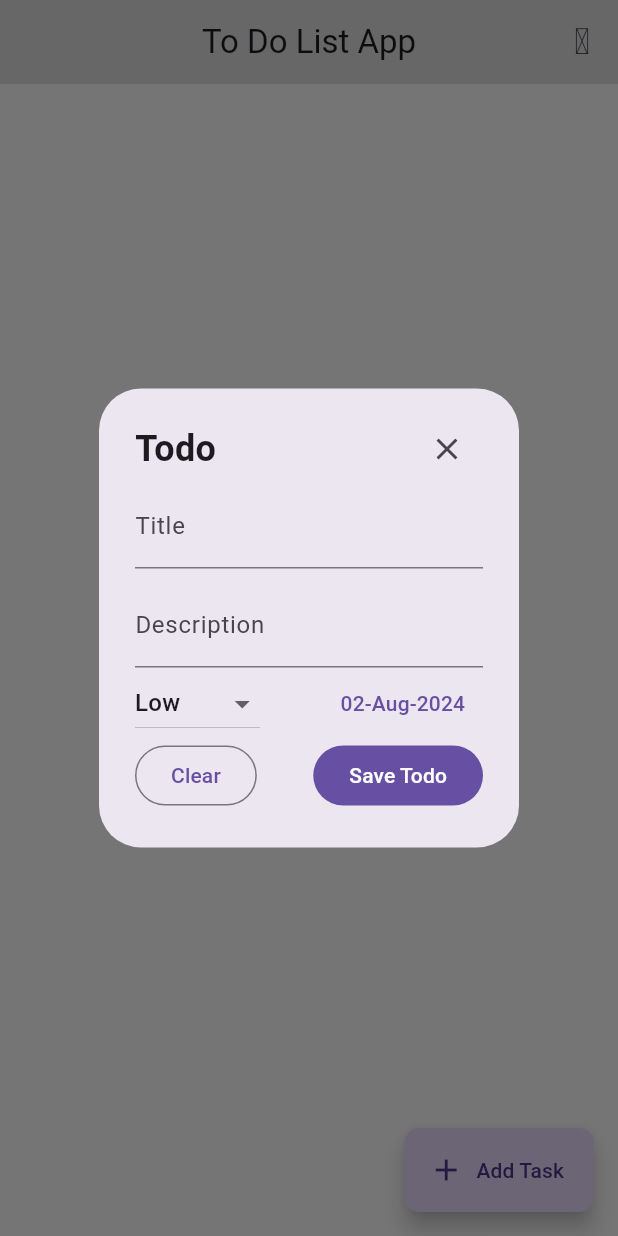
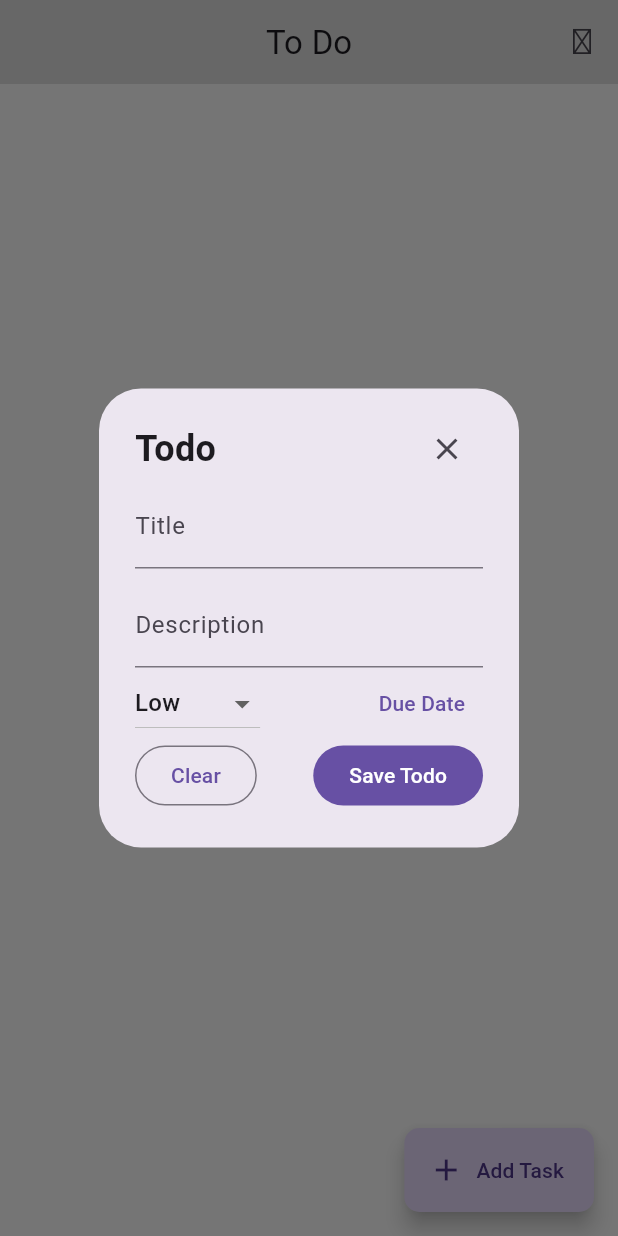
Before and after one commit to mazam5/TodoList-GetX-Hive, a Flutter app: the screen it shows after launch, after a tap on "Add Task", on a phone screen of 412 x 824 dp. Run offline on Flutter 3.47's test engine with Material 3 defaults, Android fonts, the phone set to English and light mode, and no system bars; our stand-ins replace awesome_notifications, get, google_fonts, hive, hive_flutter, iconsax; accounts and stored records are empty.

Commit message:
fix some bugs

```diff
--- a/lib/controller/task_controller.dart
+++ b/lib/controller/task_controller.dart
@@ -5,7 +5,7 @@ import 'package:todo_list_app/controller/notifications_controller.dart';
 import 'package:todo_list_app/model/task_model.dart';
 
 class TaskController extends GetxController {
-  final Box<Task> _myBox = Hive.box<Task>('tasks');
+  final Box<Task> _myBox = Hive.box<Task>('newtasks');
 
   final RxList<Task> _taskList = <Task>[].obs;
   final RxList<Task> _filteredTaskList = <Task>[].obs;
@@ -14,12 +14,13 @@ class TaskController extends GetxController {
   final TextEditingController descriptionController = TextEditingController();
   final TextEditingController searchController = TextEditingController();
 
-  final RxString selectedPriority = ''.obs;
+  final RxString priority = ''.obs;
+  var selectedPriority = ''.obs;
+  // final RxString selectedPriority = ''.obs;
 
-  RxString priority = 'Low'.obs;
-  Rx<DateTime> dueDate = DateTime.now().obs;
-  Rx<DateTime> filterDueDate = DateTime.now().obs;
-  Rx<DateTime> filterCreateDate = DateTime.now().obs;
+  Rx<DateTime?> dueDate = Rx<DateTime?>(null);
+  var filterDueDate = Rx<DateTime?>(null);
+  var filterCreateDate = Rx<DateTime?>(null);
 
   RxInt reminderTimes = 0.obs;
 
@@ -61,7 +62,7 @@ class TaskController extends GetxController {
       description: descriptionController.text,
       completed: completed,
       priority: priority.value,
-      dueDate: dueDate.value,
+      dueDate: dueDate.value!,
       createdAt: DateTime.now(),
       reminderTimes: reminderTimes.value,
     );
@@ -116,7 +117,7 @@ class TaskController extends GetxController {
         description: descriptionController.text,
         completed: completed,
         priority: priority.value,
-        dueDate: dueDate.value,
+        dueDate: dueDate.value!,
         createdAt: task.createdAt,
         reminderTimes: reminderTimes,
       );
@@ -147,6 +148,7 @@ class TaskController extends GetxController {
       final index = _taskList.indexWhere((task) => task.id == id);
       if (index != -1) {
         _taskList[index] = updatedTask;
+        _filteredTaskList[index] = updatedTask;
       }
       Get.showSnackbar(
         const GetSnackBar(
@@ -183,19 +185,20 @@ class TaskController extends GetxController {
     }
   }
 
-  void filterTasks(String priority, DateTime dueDate, DateTime createDate) {
+  void filterTasks(String? priority, DateTime? dueDate, DateTime? createDate) {
     var filtered = _taskList.where((task) {
-      var matchesPriority = priority.isEmpty || task.priority == priority;
+      var matchesPriority =
+          priority == null || priority.isEmpty || task.priority == priority;
 
-      var matchesDueDate = (dueDate == DateTime.now()) ||
+      var matchesDueDate = dueDate == null ||
           task.dueDate.isAtSameMomentAs(dueDate) ||
           task.dueDate.isBefore(dueDate);
 
-      var matchesCreateDate = (createDate == DateTime.now()) ||
+      var matchesCreateDate = createDate == null ||
           task.createdAt.isAtSameMomentAs(createDate) ||
           task.createdAt.isAfter(createDate);
 
-      return matchesPriority || matchesDueDate || matchesCreateDate;
+      return matchesPriority && matchesDueDate && matchesCreateDate;
     }).toList();
 
     _filteredTaskList.assignAll(filtered);
@@ -219,7 +222,7 @@ class TaskController extends GetxController {
     titleController.clear();
     descriptionController.clear();
     completed = false;
-    dueDate.value = DateTime.now();
+    dueDate.value = null;
     priority.value = 'Low';
     // isEditing = false;
   }
@@ -227,8 +230,8 @@ class TaskController extends GetxController {
   void clearFilters() {
     searchController.clear();
     selectedPriority.value = '';
-    filterDueDate.value = DateTime.now();
-    filterCreateDate.value = DateTime.now();
+    filterDueDate.value = null;
+    filterCreateDate.value = null;
     _filteredTaskList.assignAll(_taskList);
   }
 }
--- a/lib/main.dart
+++ b/lib/main.dart
@@ -1,7 +1,6 @@
 import 'package:flutter/material.dart';
 import 'package:get/get.dart';
 import 'package:hive_flutter/hive_flutter.dart';
-
 import 'package:todo_list_app/controller/hive_controller.dart';
 import 'package:todo_list_app/controller/notifications_controller.dart';
 import 'package:todo_list_app/model/task_model.dart';
@@ -9,19 +8,29 @@ import 'package:todo_list_app/view/tasks_screen.dart';
 
 void main() async {
   WidgetsFlutterBinding.ensureInitialized();
+  // if (Platform.isAndroid) {
+  //   debugDefaultTargetPlatformOverride = TargetPlatform.fuchsia;
+  // }
+  // Initialize Hive and register the Task adapter
   await Hive.initFlutter();
   Hive.registerAdapter(TaskAdapter());
-  final tasksHive = Hive.openBox<Task>('tasks');
 
-  // Always initialize Awesome Notifications
+  // Open the tasks box
+  await Hive.openBox<Task>('newtasks');
+
+  // Initialize notifications
   await NotificationController.initializeLocalNotifications();
   await NotificationController.initializeIsolateReceivePort();
+
+  // Run the Flutter app
   runApp(const MyApp());
 }
 
 class MyApp extends StatelessWidget {
   const MyApp({super.key});
-  static final GlobalKey<NavigatorState> navigatorKey = GlobalKey();
+  static final GlobalKey<NavigatorState> navigatorKey =
+      GlobalKey<NavigatorState>();
+
   @override
   Widget build(BuildContext context) {
     return GetMaterialApp(
@@ -31,6 +40,7 @@ class MyApp extends StatelessWidget {
         useMaterial3: true,
       ),
       title: 'Todo List App',
+      navigatorKey: navigatorKey,
       home: MainScreen(),
     );
   }
--- a/lib/view/tasks_screen.dart
+++ b/lib/view/tasks_screen.dart
@@ -2,12 +2,13 @@ import 'package:flutter/material.dart';
 import 'package:get/get.dart';
 import 'package:iconsax/iconsax.dart';
 import 'package:intl/intl.dart';
-import 'package:todo_list_app/controller/notifications_controller.dart';
+import 'package:google_fonts/google_fonts.dart';
 
 import 'package:todo_list_app/controller/task_controller.dart';
 import 'package:todo_list_app/widgets/add_edit_widget.dart';
 import 'package:todo_list_app/widgets/add_reminder.dart';
 import 'package:todo_list_app/widgets/delete_dialog.dart';
+import 'package:todo_list_app/controller/notifications_controller.dart';
 
 class MainScreen extends StatelessWidget {
   MainScreen({super.key});
@@ -26,7 +27,10 @@ class MainScreen extends StatelessWidget {
       appBar: AppBar(
         centerTitle: true,
         backgroundColor: Colors.grey[300],
-        title: const Text('To Do List App'),
+        title: Text(
+          'To Do',
+          style: GoogleFonts.mochiyPopOne(),
+        ),
         actions: [
           IconButton(
             icon: const Icon(Iconsax.filter_search),
@@ -87,7 +91,7 @@ class MainScreen extends StatelessWidget {
             const Divider(),
             Obx(
               () => ListTile(
-                minTileHeight: 80,
+                minVerticalPadding: 20, // Adjust as needed
                 leading: DropdownButton<String>(
                   value: controller.selectedPriority.value.isEmpty
                       ? null
@@ -110,15 +114,12 @@ class MainScreen extends StatelessWidget {
                   child: Row(
                     mainAxisSize: MainAxisSize.min,
                     children: [
-                      Column(
-                        mainAxisSize: MainAxisSize.min,
-                        children: [
-                          const Text('Due Date'),
                       TextButton(
                         onPressed: () {
                           showDatePicker(
                             context: context,
-                                initialDate: controller.filterDueDate.value,
+                            initialDate: controller.filterDueDate.value ??
+                                DateTime.now(),
                             firstDate: DateTime(2000),
                             lastDate: DateTime(2100),
                           ).then((value) {
@@ -128,25 +129,18 @@ class MainScreen extends StatelessWidget {
                           });
                         },
                         child: Text(
-                              controller.filterDueDate.value == DateTime.now()
-                                  ? 'Due Date'
-                                  : DateFormat('dd-MMM').format(
-                                      controller.filterDueDate.value,
+                          controller.filterDueDate.value == null
+                              ? 'D.Date'
+                              : DateFormat('dd-MMM')
+                                  .format(controller.filterDueDate.value!),
                         ),
                       ),
-                          ),
-                        ],
-                      ),
-                      const SizedBox(width: 10),
-                      Column(
-                        mainAxisSize: MainAxisSize.min,
-                        children: [
-                          const Text('Create Date'),
                       TextButton(
                         onPressed: () {
                           showDatePicker(
                             context: context,
-                                initialDate: controller.filterCreateDate.value,
+                            initialDate: controller.filterCreateDate.value ??
+                                DateTime.now(),
                             firstDate: DateTime(2000),
                             lastDate: DateTime(2100),
                           ).then((value) {
@@ -156,33 +150,40 @@ class MainScreen extends StatelessWidget {
                           });
                         },
                         child: Text(
-                              controller.filterCreateDate.value ==
-                                      DateTime.now()
-                                  ? 'Created Date'
-                                  : DateFormat('dd-MMM').format(
-                                      controller.filterCreateDate.value,
+                          controller.filterCreateDate.value == null
+                              ? 'C.Date'
+                              : DateFormat('dd-MMM')
+                                  .format(controller.filterCreateDate.value!),
                         ),
-                            ),
-                          ),
-                        ],
                       ),
                     ],
                   ),
                 ),
               ),
             ),
-            const Divider(),
             ListTile(
               horizontalTitleGap: 0,
               leading: SizedBox(
                 width: 150,
                 child: FilledButton.icon(
                   onPressed: () {
+                    if (controller.filterDueDate.value != null &&
+                        controller.filterCreateDate.value != null) {
+                      controller.filterDueDate.value = controller.dueDate.value;
                       controller.filterTasks(
                         controller.selectedPriority.value,
-                      controller.filterDueDate.value,
-                      controller.filterCreateDate.value,
+                        controller.filterDueDate.value!,
+                        controller.filterCreateDate.value!,
                       );
+                    } else {
+                      Get.snackbar(
+                        'Error',
+                        'Please select both dates',
+                        snackPosition: SnackPosition.BOTTOM,
+                        backgroundColor: Colors.red,
+                        colorText: Colors.white,
+                      );
+                    }
                   },
                   icon: const Icon(Iconsax.filter_search4),
                   label: const Text('Apply Filter'),
@@ -199,6 +200,7 @@ class MainScreen extends StatelessWidget {
                 ),
               ),
             ),
+            const Divider(),
           ],
         ),
       ),
@@ -312,6 +314,7 @@ class MainScreen extends StatelessWidget {
                           title: Text(
                             todo.title,
                             style: TextStyle(
+                              fontFamily: GoogleFonts.poppins().fontFamily,
                               color: todo.completed == true
                                   ? Colors.grey
                                   : Colors.black,
@@ -324,6 +327,7 @@ class MainScreen extends StatelessWidget {
                           subtitle: Text(
                             todo.description,
                             style: TextStyle(
+                              fontFamily: GoogleFonts.poppins().fontFamily,
                               color: todo.completed == true
                                   ? Colors.grey
                                   : Colors.black,
@@ -352,7 +356,7 @@ class MainScreen extends StatelessWidget {
                                 icon: const Icon(Icons.add_alert),
                               ),
                               SizedBox(
-                                width: 100,
+                                width: 80,
                                 child: Column(
                                   crossAxisAlignment: CrossAxisAlignment.end,
                                   children: [
--- a/lib/widgets/add_edit_widget.dart
+++ b/lib/widgets/add_edit_widget.dart
@@ -54,7 +54,6 @@ class AddEditDialog extends StatelessWidget {
               },
               onChanged: (value) => {
                 controller.titleController.text = value,
-                // print(controller.titleController!.text),
               },
               decoration: const InputDecoration(labelText: 'Title'),
             ),
@@ -117,10 +116,10 @@ class AddEditDialog extends StatelessWidget {
                       });
                     },
                     child: Text(
-                      controller.dueDate.value == DateTime.now()
+                      controller.dueDate.value == null
                           ? 'Due Date'
                           : DateFormat('dd-MMM-yyyy').format(
-                              controller.dueDate.value,
+                              controller.dueDate.value!,
                             ),
                     ),
                   ),
--- a/pubspec.yaml
+++ b/pubspec.yaml
@@ -40,7 +40,8 @@ dependencies:
   hive_flutter: ^1.1.0
   awesome_notifications: ^0.9.3+1
   intl: ^0.19.0
-  palette_generator: ^0.3.3+4
+  google_fonts: ^6.2.1
+
 dev_dependencies:
   flutter_test:
     sdk: flutter
@@ -51,8 +52,6 @@ dev_dependencies:
   # package. See that file for information about deactivating specific lint
   # rules and activating additional ones.
   flutter_lints: ^3.0.0
-  build_runner: ^2.4.11
-  hive_generator: ^2.0.1
 
 # For information on the generic Dart part of this file, see the
 # following page: https://dart.dev/tools/pub/pubspec
```
Also changed, not shown: lib/controller/hive_controller.dart (+18 -9 lines), lib/controller/notifications_controller.dart (+9 -16 lines), pubspec.lock, 10 other files. Lines whose indentation alone changed are shown as unchanged.
